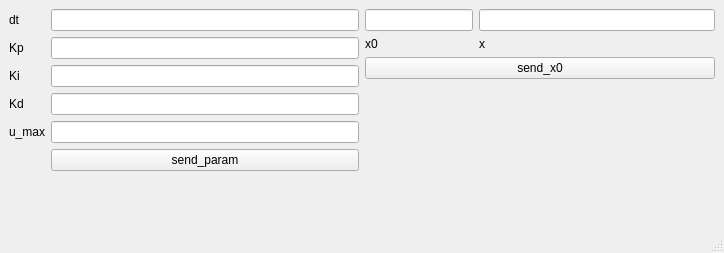
Qt form py_interface/gui/py_gui.ui (abhinayh56/Motor-control) before a commit.
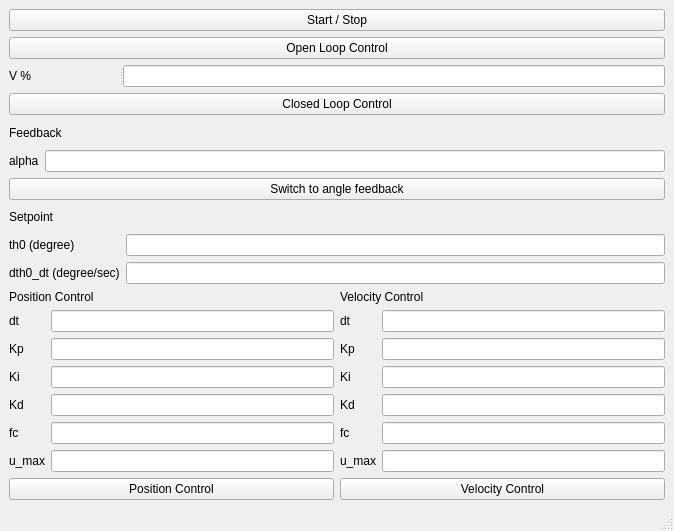
The same form after that commit.

Commit message: created new gui and its python code

The edit to the form file:
```diff
--- a/py_interface/gui/py_gui.ui
+++ b/py_interface/gui/py_gui.ui
@@ -6,109 +6,278 @@
    <rect>
     <x>0</x>
     <y>0</y>
-    <width>724</width>
-    <height>253</height>
+    <width>674</width>
+    <height>531</height>
    </rect>
   </property>
   <property name="windowTitle">
    <string>MainWindow</string>
   </property>
   <widget class="QWidget" name="centralwidget">
-   <layout class="QVBoxLayout" name="verticalLayout">
-    <item>
-     <layout class="QHBoxLayout" name="horizontalLayout">
-      <item>
-       <layout class="QFormLayout" name="formLayout">
-        <item row="0" column="0">
-         <widget class="QLabel" name="label">
-          <property name="text">
-           <string>dt</string>
-          </property>
-         </widget>
-        </item>
-        <item row="0" column="1">
-         <widget class="QLineEdit" name="lineEdit"/>
-        </item>
+   <layout class="QGridLayout" name="gridLayout_9">
+    <item row="0" column="0">
+     <layout class="QGridLayout" name="gridLayout_8">
+      <item row="1" column="0" colspan="2">
+       <layout class="QGridLayout" name="gridLayout_4">
         <item row="1" column="0">
-         <widget class="QLabel" name="label_2">
+         <widget class="QPushButton" name="button_open_loop">
           <property name="text">
-           <string>Kp</string>
+           <string>Open Loop Control</string>
           </property>
          </widget>
         </item>
-        <item row="1" column="1">
-         <widget class="QLineEdit" name="lineEdit_2"/>
-        </item>
-        <item row="2" column="0">
-         <widget class="QLabel" name="label_3">
-          <property name="text">
-           <string>Ki</string>
-          </property>
-         </widget>
-        </item>
-        <item row="2" column="1">
-         <widget class="QLineEdit" name="lineEdit_3"/>
-        </item>
         <item row="3" column="0">
-         <widget class="QLabel" name="label_4">
+         <widget class="QPushButton" name="button_closed_loop">
           <property name="text">
-           <string>Kd</string>
+           <string>Closed Loop Control</string>
           </property>
          </widget>
         </item>
-        <item row="3" column="1">
-         <widget class="QLineEdit" name="lineEdit_4"/>
-        </item>
-        <item row="4" column="0">
-         <widget class="QLabel" name="label_5">
-          <property name="text">
-           <string>u_max</string>
+        <item row="2" column="0">
+         <widget class="QSplitter" name="splitter">
+          <property name="orientation">
+           <enum>Qt::Horizontal</enum>
           </property>
-         </widget>
-        </item>
-        <item row="4" column="1">
-         <widget class="QLineEdit" name="lineEdit_5"/>
-        </item>
-        <item row="5" column="1">
-         <widget class="QPushButton" name="pushButton">
-          <property name="text">
-           <string>send_param</string>
-          </property>
+          <widget class="QLabel" name="label_20">
+           <property name="text">
+            <string>V %</string>
+           </property>
+          </widget>
+          <widget class="QLineEdit" name="line_edit_v_percent"/>
          </widget>
         </item>
        </layout>
       </item>
-      <item>
-       <layout class="QFormLayout" name="formLayout_2">
+      <item row="3" column="0" colspan="2">
+       <layout class="QGridLayout" name="gridLayout">
         <item row="0" column="0">
-         <widget class="QLineEdit" name="lineEdit_6"/>
+         <widget class="QLabel" name="label_3">
+          <property name="text">
+           <string>alpha</string>
+          </property>
+         </widget>
         </item>
         <item row="0" column="1">
-         <widget class="QLineEdit" name="lineEdit_7"/>
+         <widget class="QLineEdit" name="line_edit_alpha"/>
+        </item>
+       </layout>
+      </item>
+      <item row="4" column="0" colspan="2">
+       <widget class="QPushButton" name="push_button_angle_feedback">
+        <property name="text">
+         <string>Switch to angle feedback</string>
+        </property>
+       </widget>
+      </item>
+      <item row="6" column="0" colspan="2">
+       <layout class="QGridLayout" name="gridLayout_3">
+        <item row="1" column="0" colspan="2">
+         <widget class="QLabel" name="label_2">
+          <property name="text">
+           <string>dth0_dt (degree/sec)</string>
+          </property>
+         </widget>
+        </item>
+        <item row="1" column="2">
+         <widget class="QLineEdit" name="line_edit_dth0_dt"/>
+        </item>
+        <item row="0" column="2">
+         <widget class="QLineEdit" name="line_edit_th0"/>
+        </item>
+        <item row="0" column="0" colspan="2">
+         <widget class="QLabel" name="label">
+          <property name="text">
+           <string>th0 (degree)</string>
+          </property>
+         </widget>
+        </item>
+       </layout>
+      </item>
+      <item row="7" column="0" colspan="2">
+       <layout class="QGridLayout" name="gridLayout_7">
+        <item row="0" column="0">
+         <layout class="QGridLayout" name="gridLayout_6">
+          <item row="0" column="0">
+           <widget class="QLabel" name="label_5">
+            <property name="text">
+             <string>Position Control</string>
+            </property>
+           </widget>
+          </item>
+          <item row="0" column="1">
+           <widget class="QLabel" name="label_6">
+            <property name="text">
+             <string>Velocity Control</string>
+            </property>
+           </widget>
+          </item>
+         </layout>
         </item>
         <item row="1" column="0">
-         <widget class="QLabel" name="label_6">
-          <property name="text">
-           <string>x0</string>
-          </property>
-         </widget>
+         <layout class="QGridLayout" name="gridLayout_5">
+          <item row="0" column="0">
+           <widget class="QLabel" name="label_7">
+            <property name="text">
+             <string>dt</string>
+            </property>
+           </widget>
+          </item>
+          <item row="0" column="1">
+           <widget class="QLineEdit" name="line_edit_pid_position_dt"/>
+          </item>
+          <item row="0" column="2">
+           <widget class="QLabel" name="label_13">
+            <property name="text">
+             <string>dt</string>
+            </property>
+           </widget>
+          </item>
+          <item row="0" column="3">
+           <widget class="QLineEdit" name="line_edit_pid_velocity_dt"/>
+          </item>
+          <item row="1" column="0">
+           <widget class="QLabel" name="label_8">
+            <property name="text">
+             <string>Kp</string>
+            </property>
+           </widget>
+          </item>
+          <item row="1" column="1">
+           <widget class="QLineEdit" name="line_edit_pid_position_kp"/>
+          </item>
+          <item row="1" column="2">
+           <widget class="QLabel" name="label_14">
+            <property name="text">
+             <string>Kp</string>
+            </property>
+           </widget>
+          </item>
+          <item row="1" column="3">
+           <widget class="QLineEdit" name="line_edit_pid_velocity_kp"/>
+          </item>
+          <item row="2" column="0">
+           <widget class="QLabel" name="label_9">
+            <property name="text">
+             <string>Ki</string>
+            </property>
+           </widget>
+          </item>
+          <item row="2" column="1">
+           <widget class="QLineEdit" name="line_edit_pid_position_ki"/>
+          </item>
+          <item row="2" column="2">
+           <widget class="QLabel" name="label_15">
+            <property name="text">
+             <string>Ki</string>
+            </property>
+           </widget>
+          </item>
+          <item row="2" column="3">
+           <widget class="QLineEdit" name="line_edit_pid_velocity_ki"/>
+          </item>
+          <item row="3" column="0">
+           <widget class="QLabel" name="label_10">
+            <property name="text">
+             <string>Kd</string>
+            </property>
+           </widget>
+          </item>
+          <item row="3" column="1">
+           <widget class="QLineEdit" name="line_edit_pid_position_kd"/>
+          </item>
+          <item row="3" column="2">
+           <widget class="QLabel" name="label_16">
+            <property name="text">
+             <string>Kd</string>
+            </property>
+           </widget>
+          </item>
+          <item row="3" column="3">
+           <widget class="QLineEdit" name="line_edit_pid_velocity_kd"/>
+          </item>
+          <item row="4" column="0">
+           <widget class="QLabel" name="label_11">
+            <property name="text">
+             <string>fc</string>
+            </property>
+           </widget>
+          </item>
+          <item row="4" column="1">
+           <widget class="QLineEdit" name="line_edit_pid_position_fc"/>
+          </item>
+          <item row="4" column="2">
+           <widget class="QLabel" name="label_17">
+            <property name="text">
+             <string>fc</string>
+            </property>
+           </widget>
+          </item>
+          <item row="4" column="3">
+           <widget class="QLineEdit" name="line_edit_pid_velocity_fc"/>
+          </item>
+          <item row="5" column="0">
+           <widget class="QLabel" name="label_12">
+            <property name="text">
+             <string>u_max</string>
+            </property>
+           </widget>
+          </item>
+          <item row="5" column="1">
+           <widget class="QLineEdit" name="line_edit_pid_position_u_max"/>
+          </item>
+          <item row="5" column="2">
+           <widget class="QLabel" name="label_18">
+            <property name="text">
+             <string>u_max</string>
+            </property>
+           </widget>
+          </item>
+          <item row="5" column="3">
+           <widget class="QLineEdit" name="line_edit_pid_velocity_u_max"/>
+          </item>
+         </layout>
         </item>
-        <item row="1" column="1">
-         <widget class="QLabel" name="label_7">
-          <property name="text">
-           <string>x</string>
-          </property>
-         </widget>
-        </item>
-        <item row="2" column="0" colspan="2">
-         <widget class="QPushButton" name="pushButton_2">
-          <property name="text">
-           <string>send_x0</string>
-          </property>
-         </widget>
+        <item row="2" column="0">
+         <layout class="QGridLayout" name="gridLayout_2">
+          <item row="0" column="0">
+           <widget class="QPushButton" name="push_button_position_control">
+            <property name="text">
+             <string>Position Control</string>
+            </property>
+           </widget>
+          </item>
+          <item row="0" column="1">
+           <widget class="QPushButton" name="push_button_velocity_control">
+            <property name="text">
+             <string>Velocity Control</string>
+            </property>
+           </widget>
+          </item>
+         </layout>
         </item>
        </layout>
       </item>
+      <item row="0" column="0" colspan="2">
+       <widget class="QPushButton" name="push_button_start_stop">
+        <property name="text">
+         <string>Start / Stop</string>
+        </property>
+       </widget>
+      </item>
+      <item row="5" column="0" colspan="2">
+       <widget class="QLabel" name="label_19">
+        <property name="text">
+         <string>Setpoint</string>
+        </property>
+       </widget>
+      </item>
+      <item row="2" column="0" colspan="2">
+       <widget class="QLabel" name="label_4">
+        <property name="text">
+         <string>Feedback</string>
+        </property>
+       </widget>
+      </item>
      </layout>
     </item>
    </layout>
```
Left out of the diff: 2 changed lines with no effect on the pictures. The commit also changes 3 other files.
